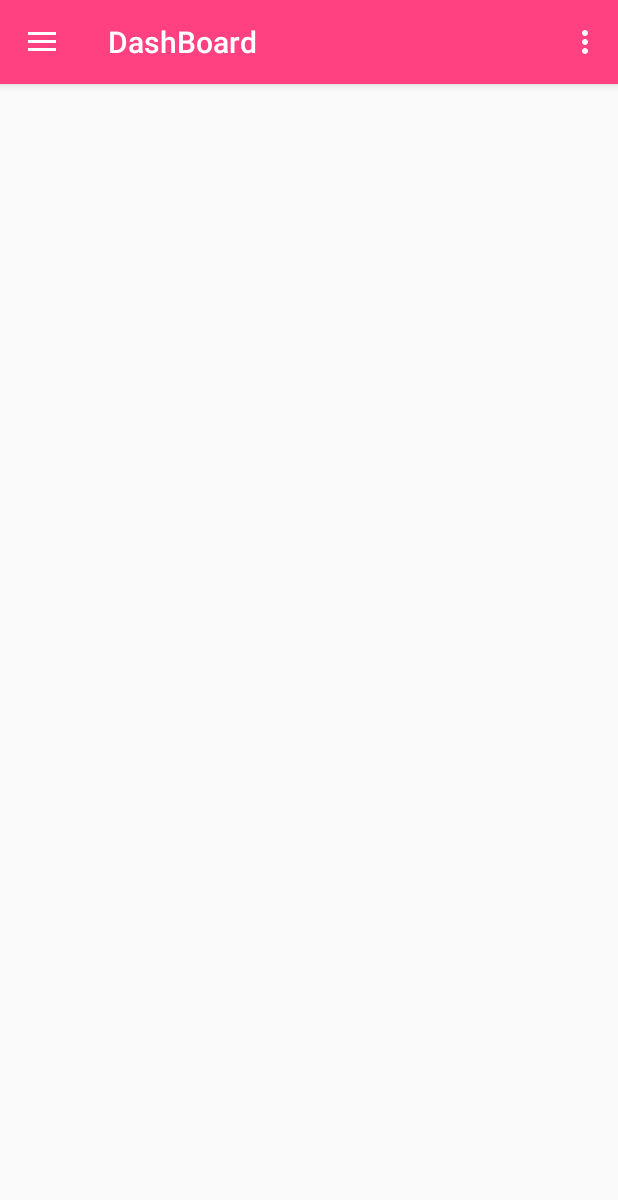
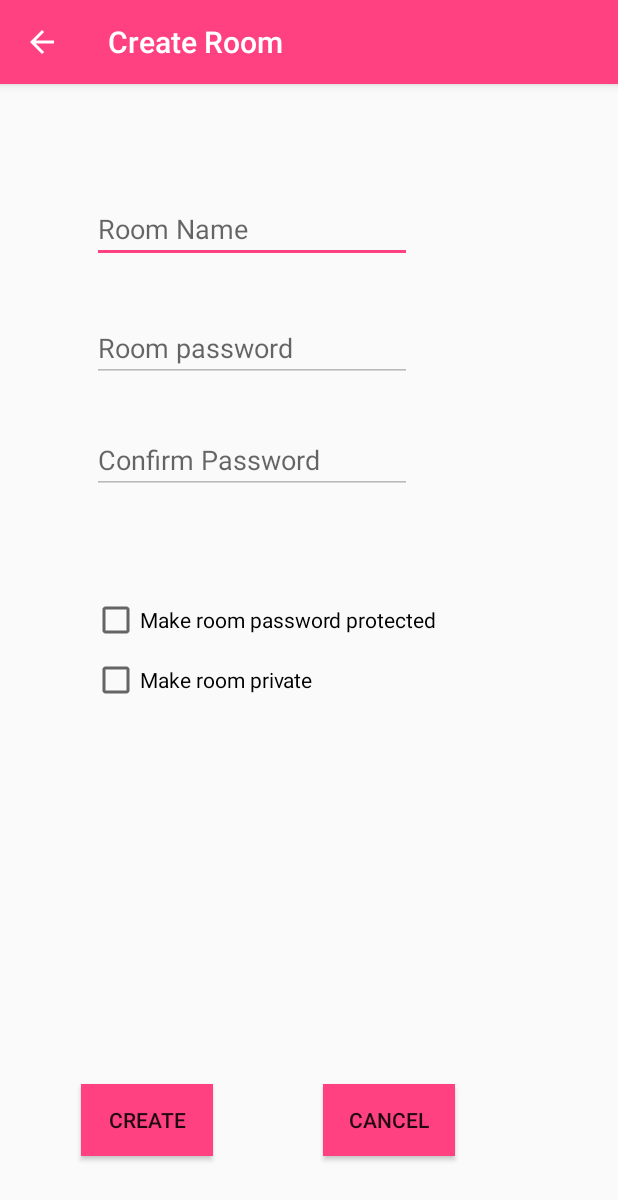
Before and after one commit to 19anti91/StudyChatRoom, an Android app: the DashBoard screen opened directly, with no data from a screen before it, after a tap on "Create Room", on a phone screen of 412 x 824 dp. Shown: the top 1200 px of the screen. Run offline under Robolectric (Android 15) with nearby library versions, the phone set to English and light mode, and no system bars; 1 other tap on this screen came first.

Commit message:
Room creation 95% done.

```diff
--- a/app/build.gradle
+++ b/app/build.gradle
@@ -41,4 +41,5 @@ dependencies {
 
 
 
+
 apply plugin: 'com.google.gms.google-services'
--- a/app/src/main/AndroidManifest.xml
+++ b/app/src/main/AndroidManifest.xml
@@ -35,7 +35,6 @@
             android:name=".DashBoard"
             android:configChanges="orientation"
             android:label="@string/title_activity_dash_board"
-
             android:theme="@style/AppTheme.NoActionBar" />
         <activity
             android:name=".MemberSettings"
@@ -53,7 +52,7 @@
             </intent-filter>
         </service>
 
-
+        <activity android:name=".CreateRoom"></activity>
     </application>
 
 </manifest>
--- /dev/null
+++ b/app/src/main/java/com/oop/projectgroup10/studychatroom/CreateRoom.java
@@ -0,0 +1,125 @@
+package com.oop.projectgroup10.studychatroom;
+
+import android.content.SharedPreferences;
+import android.graphics.Color;
+import android.os.Bundle;
+import android.preference.PreferenceManager;
+import android.support.v7.app.ActionBar;
+import android.support.v7.app.AppCompatActivity;
+import android.text.Editable;
+import android.text.TextWatcher;
+import android.view.View;
+import android.widget.CheckBox;
+import android.widget.CompoundButton;
+import android.widget.EditText;
+import android.widget.TextView;
+import android.widget.Toast;
+
+public class CreateRoom extends AppCompatActivity {
+
+    boolean passwordOK = false;
+
+    @Override
+    protected void onCreate(Bundle savedInstanceState) {
+        super.onCreate(savedInstanceState);
+        setContentView(R.layout.activity_create_room);
+        ActionBar actionBar = getSupportActionBar();
+        actionBar.setTitle("Create Room");
+        actionBar.setDisplayHomeAsUpEnabled(true);
+
+
+        //To check that both passwords are ok
+        EditText passwordConfirm = (EditText) findViewById(R.id.roomPassConfCr);
+        final TextView passMatch = (TextView) findViewById(R.id.passMatchCr);
+        TextWatcher passwordValidation = new TextWatcher() {
+            @Override
+            public void beforeTextChanged(CharSequence s, int start, int count, int after) {
+
+            }
+
+            @Override
+            public void onTextChanged(CharSequence s, int start, int before, int count) {
+
+                if (!getPassword().equals(getPasswordConfirm())) {
+                    passwordOK = false;
+                    passMatch.setTextColor(Color.parseColor("#FE0417"));
+                    passMatch.setText("Does not Match");
+                } else {
+                    passwordOK = true;
+                    passMatch.setTextColor(Color.parseColor("#28B463"));
+                    passMatch.setText("Match");
+                }
+            }
+
+            @Override
+            public void afterTextChanged(Editable s) {
+
+            }
+        };
+        passwordConfirm.addTextChangedListener(passwordValidation);
+
+        final EditText pass = (EditText) findViewById(R.id.roomPassCr);
+        final EditText passConf = (EditText) findViewById(R.id.roomPassConfCr);
+        pass.setEnabled(false);
+        passConf.setEnabled(false);
+
+        CheckBox isPassPr = (CheckBox) findViewById(R.id.passProtect);
+
+        isPassPr.setOnCheckedChangeListener(new CompoundButton.OnCheckedChangeListener() {
+            @Override
+            public void onCheckedChanged(CompoundButton buttonView, boolean isChecked) {
+                if (isChecked) {
+                    pass.setEnabled(true);
+                    passConf.setEnabled(true);
+                } else {
+                    pass.setEnabled(false);
+                    passConf.setEnabled(false);
+                }
+            }
+        });
+    }
+
+
+    public void createRoom(View v) {
+
+        if (!getRoomName().isEmpty() && !getPassword().isEmpty() && passwordOK) {
+            SharedPreferences pref = PreferenceManager.getDefaultSharedPreferences(this);
+            new SendDataAsync(this.getApplicationContext(), this).execute("createRoom", String.valueOf(pref.getInt("userid", 0)), getRoomName(), getPassword(), isPrivate());
+        } else {
+            Toast.makeText(this, "Please check the room name and password", Toast.LENGTH_LONG).show();
+        }
+
+
+    }
+
+    public String isPrivate() {
+        CheckBox isPriv = (CheckBox) findViewById(R.id.isPrivChk);
+        return String.valueOf(isPriv.isChecked());
+    }
+
+    public String getRoomName() {
+        EditText roomName = (EditText) findViewById(R.id.roomName);
+        return roomName.getText().toString();
+    }
+
+    public String getPassword() {
+        EditText password = (EditText) findViewById(R.id.roomPassCr);
+        return password.getText().toString();
+
+    }
+
+    public String getPasswordConfirm() {
+        EditText passwordConfirm = (EditText) findViewById(R.id.roomPassConfCr);
+
+        return passwordConfirm.getText().toString();
+    }
+
+    public void goBack(View v) {
+        finish();
+    }
+
+    public String getIsPassProt() {
+        CheckBox isPassProt = (CheckBox) findViewById(R.id.passProtect);
+        return String.valueOf(isPassProt.isChecked());
+    }
+}
--- a/app/src/main/java/com/oop/projectgroup10/studychatroom/DashBoard.java
+++ b/app/src/main/java/com/oop/projectgroup10/studychatroom/DashBoard.java
@@ -93,7 +93,8 @@ public class DashBoard extends AppCompatActivity
 
 
         if (id == R.id.createRoom) {
-
+            Intent goToCreateRoom = new Intent(this, CreateRoom.class);
+            startActivity(goToCreateRoom);
         } else if (id == R.id.settings) {
             Intent goToSettings = new Intent(this, MemberSettings.class);
             startActivity(goToSettings);
--- a/app/src/main/java/com/oop/projectgroup10/studychatroom/RegisterActivity.java
+++ b/app/src/main/java/com/oop/projectgroup10/studychatroom/RegisterActivity.java
@@ -26,7 +26,7 @@ public class RegisterActivity extends AppCompatActivity {
         super.onCreate(savedInstanceState);
         setContentView(R.layout.activity_register);
 
-        //To match that both passwords are ok
+        //To check that both passwords are ok
         EditText passwordConfirm = (EditText) findViewById(R.id.confirmpassword);
         final TextView passMatch = (TextView) findViewById(R.id.passMatch);
         TextWatcher passwordValidation = new TextWatcher() {
--- /dev/null
+++ b/app/src/main/res/layout/activity_create_room.xml
@@ -0,0 +1,97 @@
+<?xml version="1.0" encoding="utf-8"?>
+<RelativeLayout xmlns:android="http://schemas.android.com/apk/res/android"
+    xmlns:tools="http://schemas.android.com/tools"
+    android:id="@+id/activity_register"
+    android:layout_width="match_parent"
+    android:layout_height="match_parent"
+    android:paddingBottom="@dimen/activity_vertical_margin"
+    android:paddingLeft="@dimen/activity_horizontal_margin"
+    android:paddingRight="@dimen/activity_horizontal_margin"
+    android:paddingTop="@dimen/activity_vertical_margin"
+    tools:context="com.oop.projectgroup10.studychatroom.CreateRoom">
+
+    <EditText
+        android:id="@+id/roomName"
+        android:layout_width="wrap_content"
+        android:layout_height="wrap_content"
+        android:layout_alignParentTop="true"
+        android:layout_alignStart="@+id/createRoomBtn"
+        android:layout_marginStart="7dp"
+        android:layout_marginTop="58dp"
+        android:ems="10"
+        android:hint="Room Name"
+        android:inputType="textPersonName" />
+
+    <CheckBox
+        android:id="@+id/isPrivChk"
+        android:layout_width="wrap_content"
+        android:layout_height="wrap_content"
+        android:layout_alignStart="@+id/roomPassConfCr"
+        android:layout_below="@+id/passProtect"
+        android:layout_marginTop="8dp"
+        android:text="Make room private" />
+
+    <EditText
+        android:id="@+id/roomPassCr"
+        android:layout_width="wrap_content"
+        android:layout_height="wrap_content"
+        android:layout_alignStart="@+id/roomName"
+        android:layout_below="@+id/roomName"
+        android:layout_marginTop="34dp"
+        android:ems="10"
+        android:hint="Room password"
+        android:inputType="textPassword" />
+
+    <EditText
+        android:id="@+id/roomPassConfCr"
+        android:layout_width="wrap_content"
+        android:layout_height="wrap_content"
+        android:layout_alignStart="@+id/roomPassCr"
+        android:layout_below="@+id/roomPassCr"
+        android:layout_marginTop="29dp"
+        android:ems="10"
+        android:hint="Confirm Password"
+        android:inputType="textPassword" />
+
+    <Button
+        android:id="@+id/createRoomBtn"
+        android:layout_width="wrap_content"
+        android:layout_height="wrap_content"
+        android:layout_alignParentBottom="true"
+        android:layout_alignParentStart="true"
+        android:layout_marginBottom="37dp"
+        android:layout_marginStart="38dp"
+        android:background="@color/colorPrimaryDark"
+        android:onClick="createRoom"
+        android:text="Create" />
+
+    <Button
+        android:id="@+id/cancelRoomBtn"
+        android:layout_width="wrap_content"
+        android:layout_height="wrap_content"
+        android:layout_alignBaseline="@+id/createRoomBtn"
+        android:layout_alignBottom="@+id/createRoomBtn"
+        android:layout_marginStart="39dp"
+        android:layout_toEndOf="@+id/passMatchCr"
+        android:background="@color/colorPrimaryDark"
+        android:onClick="goBack"
+        android:text="Cancel" />
+
+    <TextView
+        android:id="@+id/passMatchCr"
+        android:layout_width="wrap_content"
+        android:layout_height="wrap_content"
+        android:layout_below="@+id/roomPassConfCr"
+        android:layout_marginStart="34dp"
+        android:layout_marginTop="35dp"
+        android:layout_toEndOf="@+id/createRoomBtn" />
+
+    <CheckBox
+        android:id="@+id/passProtect"
+        android:layout_width="wrap_content"
+        android:layout_height="wrap_content"
+        android:layout_alignStart="@+id/isPrivChk"
+        android:layout_below="@+id/passMatchCr"
+        android:layout_marginTop="13dp"
+        android:text="Make room password protected" />
+</RelativeLayout>
```
Also changed, not shown: app/src/main/java/com/oop/projectgroup10/studychatroom/SendDataAsync.java (+20 -0 lines).
